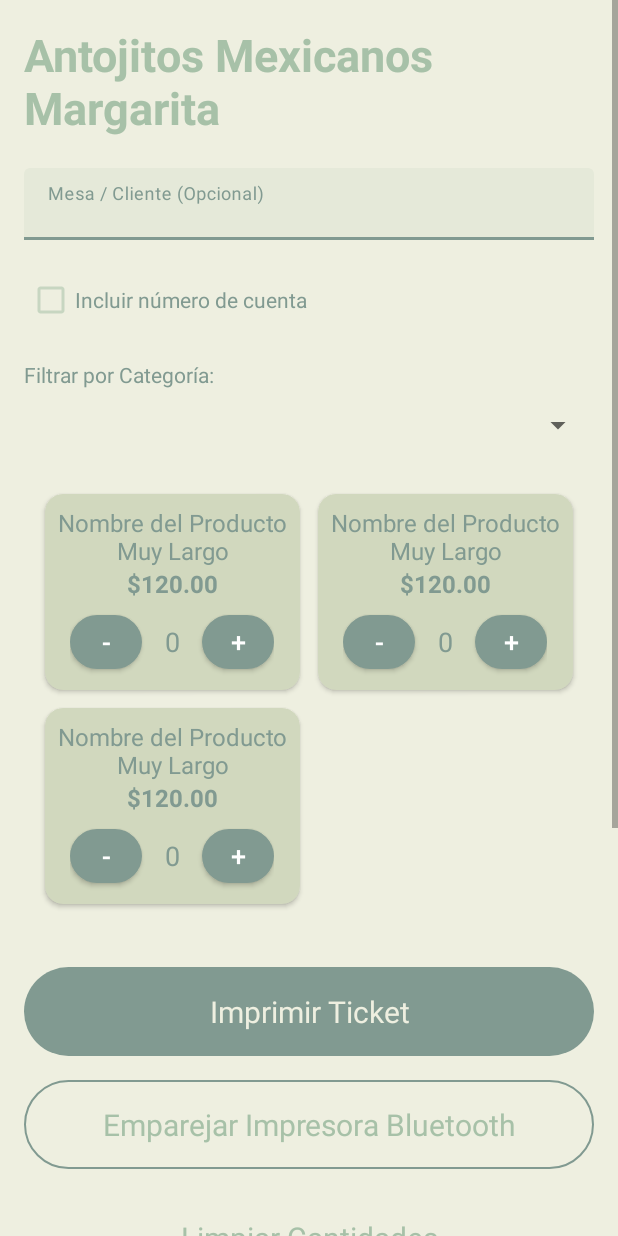
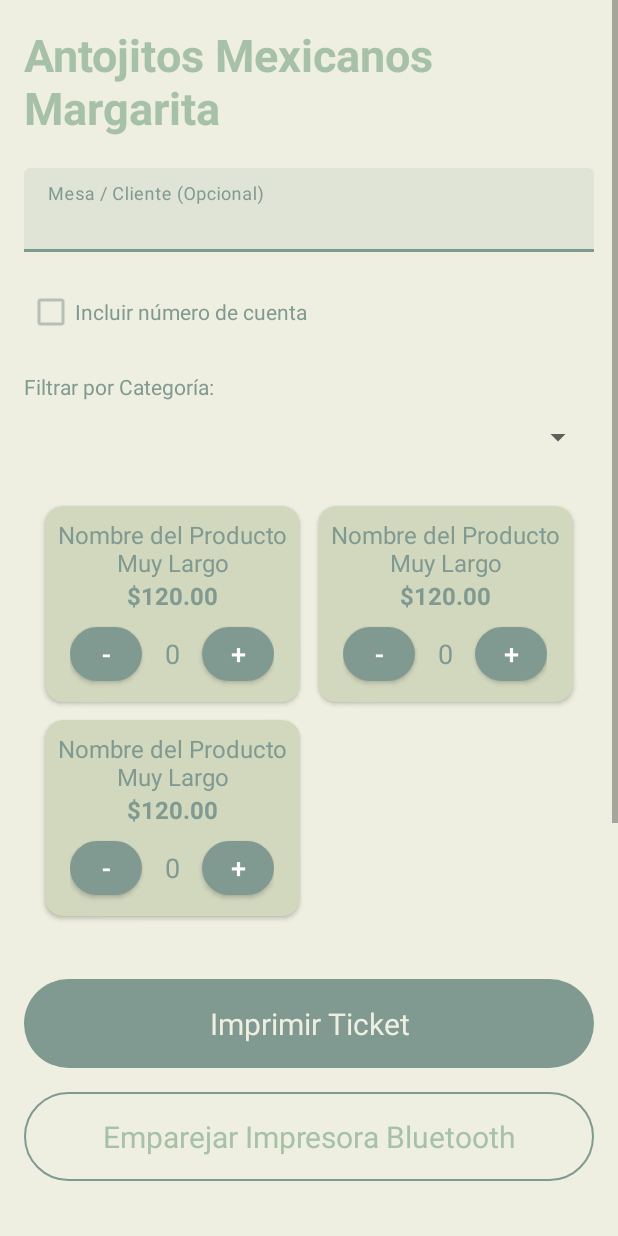
Before and after one commit to AimarGomez33/ticketProjectAMM, an Android app: the layout activity_main.xml on its own in the app's theme, with its tools: preview values and no code run, on a phone screen of 412 x 824 dp. Run offline under Robolectric (Android 15) with nearby library versions, the phone set to English and light mode, and no system bars.

Commit message:
New interface

```diff
--- a/app/src/main/java/com/example/ticketapp/ProductsAdapter.kt
+++ b/app/src/main/java/com/example/ticketapp/ProductsAdapter.kt
@@ -24,8 +24,8 @@ class ProductsAdapter(
     }
 
     companion object {
-        private const val TYPE_HEADER = 0
-        private const val TYPE_PRODUCT = 1
+        internal const val TYPE_HEADER = 0
+        internal const val TYPE_PRODUCT = 1
     }
 
     override fun getItemViewType(position: Int): Int {
--- a/app/src/main/res/layout/activity_main.xml
+++ b/app/src/main/res/layout/activity_main.xml
@@ -30,15 +30,18 @@
             android:layout_width="match_parent"
             android:layout_height="wrap_content"
             android:layout_marginBottom="16dp"
-            style="@style/CardView">
+            style="@style/CardView"
+            android:textColorHint="@color/app_primary">
 
             <com.google.android.material.textfield.TextInputEditText
                 android:id="@+id/editMesa"
                 android:layout_width="match_parent"
-                android:layout_height="48dp"
+                android:layout_height="match_parent"
                 android:hint="Mesa / Cliente (Opcional)"
+                android:imeOptions="actionDone"
                 android:inputType="textCapWords"
-                android:imeOptions="actionDone" />
+                android:textColor="@color/Grey"
+                android:textColorHint="@color/black" />
         </com.google.android.material.textfield.TextInputLayout>
 
         <CheckBox
--- a/app/src/main/res/layout/item_category_header.xml
+++ b/app/src/main/res/layout/item_category_header.xml
@@ -3,9 +3,9 @@
     android:id="@+id/headerText"
     android:layout_width="match_parent"
     android:layout_height="wrap_content"
-    android:background="@color/card_background"
     android:textColor="@color/text_primary"
     android:textStyle="bold"
     android:padding="12dp"
     android:textSize="18sp"
-    android:textAllCaps="true" />
+    android:textAllCaps="true"
+    android:gravity="center_horizontal" />
--- a/app/src/main/res/values/colors.xml
+++ b/app/src/main/res/values/colors.xml
@@ -12,6 +12,9 @@
         <color name="app_primary_variant">@color/Grey</color> <!-- O un tono ligeramente más oscuro si se desea -->
         <color name="app_on_primary">@color/Grey</color>
 
+        <color name="text_on_light_surface">#DE000000</color> <!-- 87% Negro, estándar para texto principal -->
+
+
         <color name="app_secondary">@color/Grayish_lime</color>
         <color name="app_secondary_variant">@color/Grayish_lime</color>
         <color name="app_on_secondary">@color/Grayish_lime</color>
@@ -19,7 +22,7 @@
         <color name="app_background">@color/Light_grayish</color>
         <color name="app_surface">@color/Light_grayish</color> <!-- Mismo que el fondo inicialmente -->
         <color name="app_on_background">@color/Grayish_lime</color>
-        <color name="app_on_surface">@color/Grayish_lime</color>
+        <color name="app_on_surface">@color/Grey</color>
 
         <color name="app_error">#B00020</color>
         <color name="app_on_error">#FFFFFF</color>
```
Also changed, not shown: app/src/main/java/com/example/ticketapp/MainActivity.kt (+26 -1 lines).
